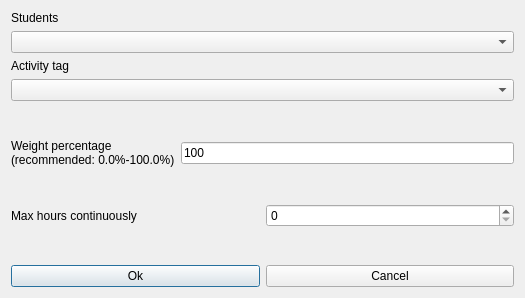
Qt form fet/src/interface/modifyconstraintstudentssetactivitytagmaxhourscontinuouslyform_template.ui (vonmecheln/fet) before a commit.
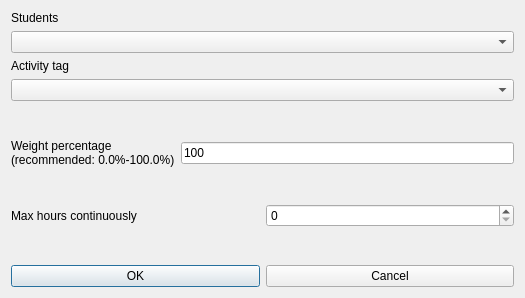
The same form after that commit.

The edit to the form file:
```diff
--- a/fet/src/interface/modifyconstraintstudentssetactivitytagmaxhourscontinuouslyform_template.ui
+++ b/fet/src/interface/modifyconstraintstudentssetactivitytagmaxhourscontinuouslyform_template.ui
@@ -174,7 +174,7 @@
      <item>
       <widget class="QPushButton" name="okPushButton">
        <property name="text">
-        <string>Ok</string>
+        <string>OK</string>
        </property>
       </widget>
      </item>
```
